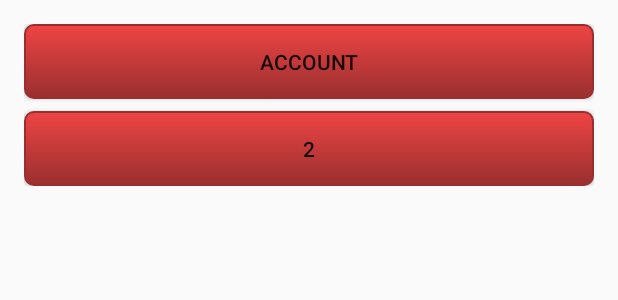
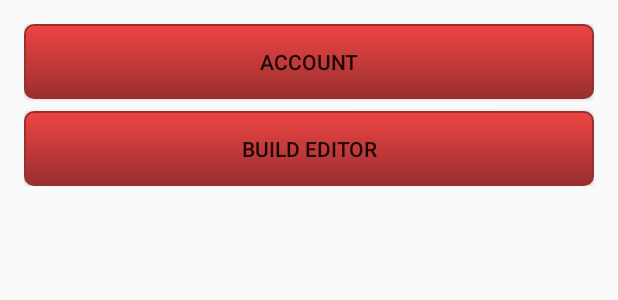
Before and after one commit to F4r3n/GW2Application, an Android app: the layout activity_main.xml on its own in the app's theme, with its tools: preview values and no code run, on a phone screen of 412 x 824 dp. Shown: the top 300 px of the screen. Run offline under Robolectric (Android 15) with nearby library versions, the phone set to English and light mode, and no system bars.

Commit message:
Buil editor dl

```diff
--- a/app/src/main/AndroidManifest.xml
+++ b/app/src/main/AndroidManifest.xml
@@ -24,7 +24,7 @@
         </activity>
         <activity
             android:name="com.example.guillaume2.gw2applicaton.CollectionList"
-            android:theme="@android:style/Theme.Holo.Light.DarkActionBar">
+            android:theme="@style/Theme.AppCompat.Light">
 
         </activity>
 
--- a/app/src/main/java/com/example/guillaume2/gw2applicaton/Bank.java
+++ b/app/src/main/java/com/example/guillaume2/gw2applicaton/Bank.java
@@ -34,7 +34,6 @@ public class Bank extends GWObject implements CallerBack {
     private List<String> itemsId = new ArrayList<>();
     private List<DataImageToDl> imagesUrlToDl = new ArrayList<>();
     private HashMap<String, Integer> indexObject = new HashMap<>();
-    private List<String> allItemsId = new ArrayList<>();
     private List<Integer> indexSent = new ArrayList<>();
 
 
@@ -128,13 +127,16 @@ public class Bank extends GWObject implements CallerBack {
         itemsId.clear();
         itemsFound = 0;
         imagesFound = 0;
+        imagesToSearch = 0;
+        itemsToSearch = 0;
+        imagesUrlToDl.clear();
 
         try {
             JSONArray reader = new JSONArray(result);
             itemsToSearch = reader.length();
             for (int i = 0; i < reader.length(); i++) {
                 if (!reader.get(i).toString().equals("null")) {
-                    allItemsId.add(reader.getJSONObject(i).getString("id"));
+                    //allItemsId.add(reader.getJSONObject(i).getString("id"));
                     bankData.objects.add(new BankObject(reader.getJSONObject(i)));
                     indexObject.put(reader.getJSONObject(i).getString("id"), i);
                     if (!new File(bankData.objects.get(bankData.objects.size() - 1).pathGWItem).exists()) {
--- a/app/src/main/java/com/example/guillaume2/gw2applicaton/CATEGORIES.java
+++ b/app/src/main/java/com/example/guillaume2/gw2applicaton/CATEGORIES.java
@@ -8,5 +8,6 @@ public enum CATEGORIES {
     DYES,
     SKINS,
     PVP,
-    BANK
+    BANK,
+    SPECIALIZATION
 }
--- a/app/src/main/java/com/example/guillaume2/gw2applicaton/Collection.java
+++ b/app/src/main/java/com/example/guillaume2/gw2applicaton/Collection.java
@@ -12,6 +12,7 @@ public class Collection extends Application {
     int index = 0;
     List<Container> containers;
     RequestManager requestManager;
+    public SpecializationManager specializationManager;
 
     public Collection() {
         containers = new ArrayList<>();
--- a/app/src/main/java/com/example/guillaume2/gw2applicaton/Container.java
+++ b/app/src/main/java/com/example/guillaume2/gw2applicaton/Container.java
@@ -10,6 +10,7 @@
     }
 
     public Account account = null;
+
 
     public Bank getBank() {
         return bank;
--- a/app/src/main/res/layout/activity_main.xml
+++ b/app/src/main/res/layout/activity_main.xml
@@ -100,9 +100,45 @@
             <Button
                 android:layout_width="fill_parent"
                 android:layout_height="50dp"
+                android:id="@+id/builderButton"
+                android:background="@drawable/style_button"
+                android:onClick="changeVisibility"
 
-                android:background="@drawable/style_button"
-                android:text="2" />
+                android:text="Build Editor" />
+            <LinearLayout
+                android:layout_width="fill_parent"
+
+                android:layout_height="fill_parent"
+                android:paddingLeft="@dimen/button_left"
+                android:paddingRight="0dp"
+                android:paddingEnd="0dp"
+                android:paddingBottom="@dimen/button_bottom"
+                android:paddingStart="@dimen/button_left"
+                android:id="@+id/linearBuildEditor"
+                android:visibility="gone"
+                android:orientation="vertical">
+
+                <Button
+                    android:layout_width="fill_parent"
+                    android:layout_height="50dp"
+                    android:background="@drawable/black_button"
+                    android:text="Editor"
+                    android:id="@+id/editorButton"
+                    android:textColor="#FFFFFF"
+                    android:onClick="getInfo"
+                    android:visibility="visible" />
+                <Button
+                    android:layout_width="fill_parent"
+                    android:layout_height="50dp"
+                    android:background="@drawable/black_button"
+                    android:text="Watch Builds"
+                    android:id="@+id/watchBuild"
+                    android:onClick="getInfo"
+
+                    android:textColor="#FFFFFF"
+                    android:visibility="visible" />
+
+            </LinearLayout>
         </LinearLayout>
     </ScrollView>
 
```
Also changed, not shown: app/src/main/java/com/example/guillaume2/gw2applicaton/CollectionList.java (+40 -8 lines), app/src/main/java/com/example/guillaume2/gw2applicaton/MainActivity.java (+20 -5 lines), app/src/main/java/com/example/guillaume2/gw2applicaton/Professions.java (added, +16 -0 lines), app/src/main/java/com/example/guillaume2/gw2applicaton/RequestSpecialization.java (added, +75 -0 lines), app/src/main/java/com/example/guillaume2/gw2applicaton/RequestTrait.java (added, +90 -0 lines), app/src/main/java/com/example/guillaume2/gw2applicaton/Specialization.java (added, +43 -0 lines), app/src/main/java/com/example/guillaume2/gw2applicaton/SpecializationManager.java (added, +91 -0 lines), app/src/main/java/com/example/guillaume2/gw2applicaton/Trait.java (added, +12 -0 lines), app/src/main/java/com/example/guillaume2/gw2applicaton/TraitManager.java (added, +7 -0 lines), app/src/main/res/layout/activity_bank.xml (added, +15 -0 lines), 1 other file.
